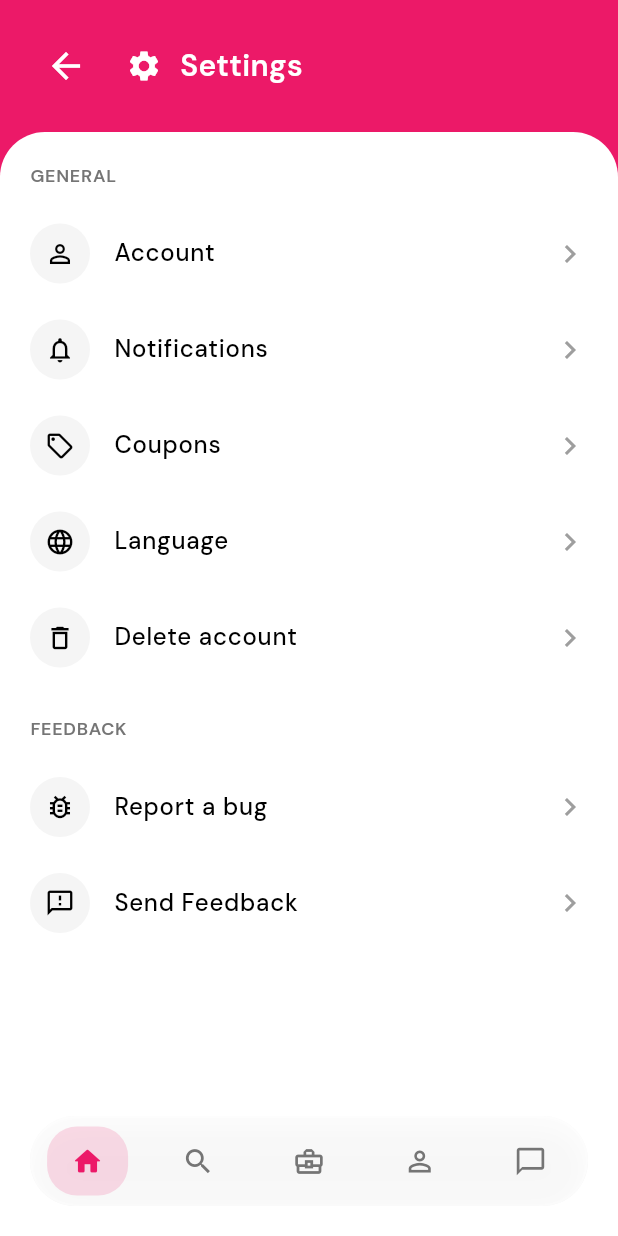
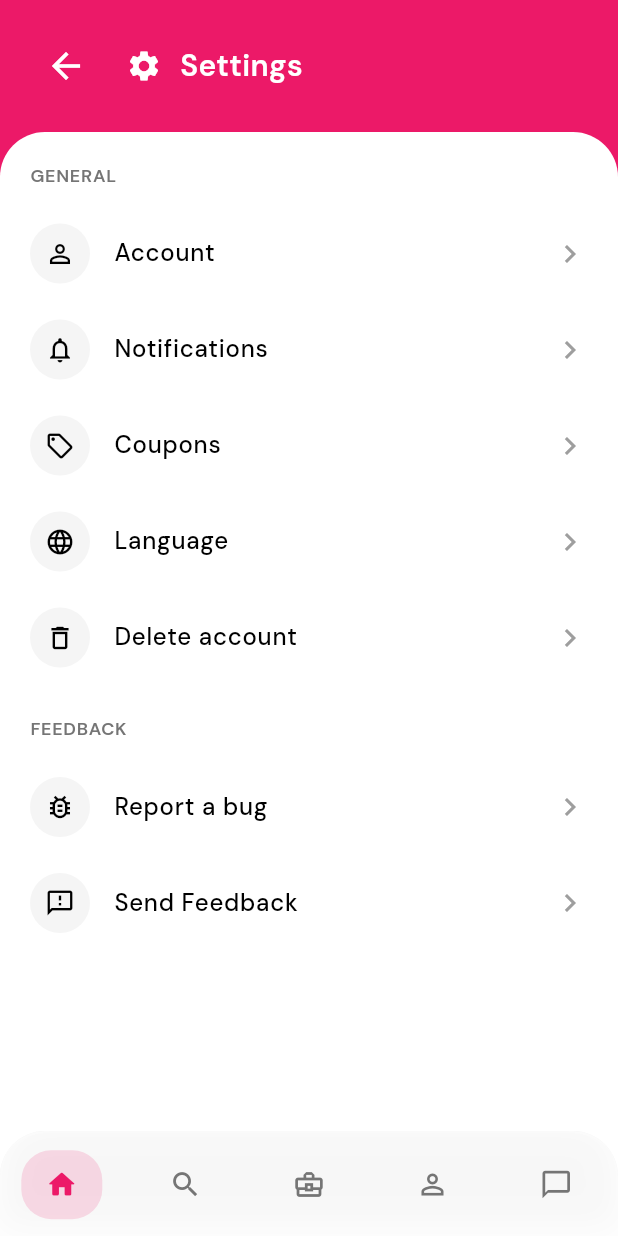
Before and after one commit to Sauzxa/buzz, a Flutter app: the GeneralSettingsPage screen opened by its route, on a phone screen of 412 x 824 dp. Run offline on Flutter 3.47's test engine with Material 3 defaults, Android fonts, the phone set to English and light mode, and no system bars; our stand-ins replace dio, file_picker, flutter_dotenv, flutter_image_compress, flutter_secure_storage, google_fonts and 2 more; accounts and stored records are empty; network calls fail.

Commit message:
fixed some navigation bar UI mismtach

```diff
--- a/lib/Widgets/custom_bottom_nav_bar.dart
+++ b/lib/Widgets/custom_bottom_nav_bar.dart
@@ -14,27 +14,30 @@ class CustomBottomNavBar extends StatelessWidget {
 
   @override
   Widget build(BuildContext context) {
-    return Padding(
-      padding: const EdgeInsets.only(bottom: 20, left: 20, right: 20),
-      child: ClipRRect(
-        borderRadius: BorderRadius.circular(30),
+    return ClipRRect(
+      borderRadius: const BorderRadius.only(
+        topLeft: Radius.circular(30),
+        topRight: Radius.circular(30),
+      ),
       child: BackdropFilter(
         filter: ImageFilter.blur(sigmaX: 10, sigmaY: 10),
         child: Container(
-            height: 60,
+          height: 70,
           decoration: BoxDecoration(
             color: Colors.white.withOpacity(0.7),
-              borderRadius: BorderRadius.circular(30),
-              border: Border.all(
-                color: Colors.white.withOpacity(0.2),
-                width: 1.5,
+            borderRadius: const BorderRadius.only(
+              topLeft: Radius.circular(30),
+              topRight: Radius.circular(30),
+            ),
+            border: Border(
+              top: BorderSide(color: Colors.white.withOpacity(0.2), width: 1.5),
             ),
             boxShadow: [
               BoxShadow(
                 color: Colors.black.withOpacity(0.1),
                 blurRadius: 20,
                 spreadRadius: 2,
-                  offset: const Offset(0, 5),
+                offset: const Offset(0, -5),
               ),
             ],
           ),
@@ -55,7 +58,6 @@ class CustomBottomNavBar extends StatelessWidget {
                 Icons.chat_bubble_outline,
               ),
             ],
-            ),
           ),
         ),
       ),
```
Also changed, not shown: lib/core/homePage.dart (+5 -2 lines), lib/pages/orders/order_management_page.dart (+69 -7 lines). Lines whose indentation alone changed are shown as unchanged.
